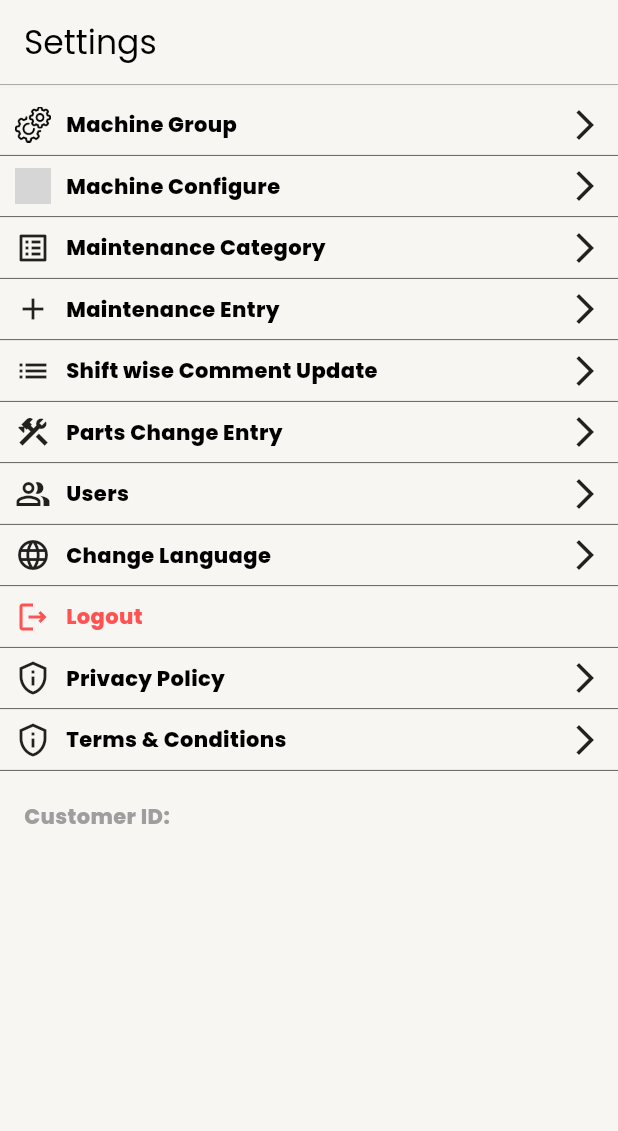
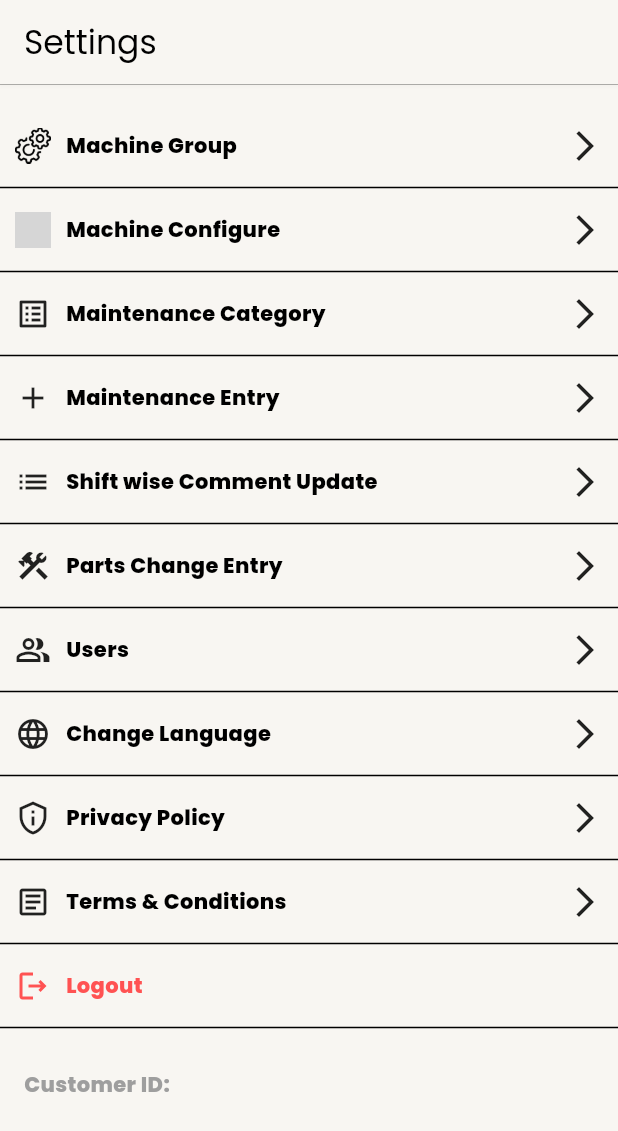
Before and after one commit to ParthDhankecha/trackweaving-app, a Flutter app: the SettingsScreen screen opened directly, on a phone screen of 412 x 824 dp. Shown: the top 1131 px of the screen. Run offline on Flutter 3.47's test engine with Material 3 defaults, Android fonts, the phone set to English and light mode, and no system bars; our stand-ins replace animated_toggle_switch, firebase_core, firebase_messaging, flutter_local_notifications, flutter_svg, get and 7 more; missing offline and left inert: blinker; accounts and stored records are empty; network calls fail; project files that could hold a hidden picture were left out; grey boxes are pictures that could not be loaded.

Commit message:
settings page back to normal

```diff
--- a/lib/screens/settings_screen/settings_screen.dart
+++ b/lib/screens/settings_screen/settings_screen.dart
@@ -12,6 +12,7 @@ import 'package:trackweaving/screens/settings_screen/users/user_list_screen.dart
 import 'package:trackweaving/screens/settings_screen/widgets/language_bottom_sheet.dart';
 import 'package:trackweaving/screens/settings_screen/widgets/logout_dialog.dart';
 import 'package:trackweaving/utils/app_colors.dart';
+import 'package:trackweaving/utils/app_const.dart';
 import 'package:trackweaving/utils/app_images.dart';
 import 'package:get/get.dart';
 
@@ -37,51 +38,51 @@ class _SettingsScreenState extends State<SettingsScreen> {
         child: Column(
           children: [
             Divider(height: 1, thickness: 0.2),
-            SizedBox(height: 6),
+            SizedBox(height: 20),
             _settingsRow(
               title: 'machine_group',
               image: AppImages.imgSettings,
               onTap: () => Get.to(() => MachineGroupScreen()),
             ),
-            Divider(height: 1, thickness: 0.4),
+            Divider(),
             _settingsRow(
               title: 'machine_configure',
               image: AppImages.imgSettings1,
               onTap: () => Get.to(() => MachineConfigurationScreen()),
             ),
-            Divider(height: 1, thickness: 0.4),
+            Divider(),
             _settingsRow(
               title: 'maintenance_category',
               icon: Icons.list_alt_outlined,
               onTap: () => Get.to(() => MaintenanceCategoryScreen()),
             ),
-            Divider(height: 1, thickness: 0.4),
+            Divider(),
             _settingsRow(
               title: 'maintenance_entry',
               icon: Icons.add,
               onTap: () => Get.to(() => MaintenanceEntryScreen()),
             ),
-            Divider(height: 1, thickness: 0.4),
+            Divider(),
             _settingsRow(
               title: 'shift_wise_comment_update',
               icon: Icons.list,
               onTap: () => Get.to(() => ShiftComments()),
             ),
 
-            Divider(height: 1, thickness: 0.4),
+            Divider(),
 
             _settingsRow(
               title: 'parts_change_entry',
               icon: Icons.construction_outlined,
               onTap: () => Get.to(() => MachinePartsScreen()),
             ),
-            Divider(height: 1, thickness: 0.4),
+            Divider(),
             _settingsRow(
               title: 'users',
               icon: Icons.people_alt_outlined,
               onTap: () => Get.to(() => UserListScreen()),
             ),
-            Divider(height: 1, thickness: 0.4),
+            Divider(),
 
             _settingsRow(
               title: 'language_change',
@@ -93,7 +94,23 @@ class _SettingsScreenState extends State<SettingsScreen> {
               },
               icon: Icons.language_outlined,
             ),
-            Divider(height: 1, thickness: 0.4),
+            Divider(),
+            _settingsRow(
+              title: 'privacy_policy',
+              icon: Icons.privacy_tip_outlined,
+              onTap: () {
+                openUrl(AppConst.privacyPolicyUrl);
+              },
+            ),
+            Divider(),
+            _settingsRow(
+              title: 'terms_conditions',
+              icon: Icons.article_outlined,
+              onTap: () {
+                openUrl(AppConst.termsConditionsUrl);
+              },
+            ),
+            Divider(),
             _settingsRow(
               icon: Icons.logout_outlined,
               iconColor: AppColors.errorColor,
@@ -101,23 +118,7 @@ class _SettingsScreenState extends State<SettingsScreen> {
               showArrow: false,
               onTap: () => Get.dialog(LogoutDialog()),
             ),
-            Divider(height: 1, thickness: 0.4),
-            _settingsRow(
-              title: 'privacy_policy',
-              onTap: () {
-                openUrl('https://trackweaving.com/privacy-policy');
-              },
-              icon: Icons.privacy_tip_outlined,
-            ),
-            Divider(height: 1, thickness: 0.4),
-            _settingsRow(
-              title: 'terms_conditions',
-              onTap: () {
-                openUrl('https://trackweaving.com/terms-and-conditions');
-              },
-              icon: Icons.privacy_tip_outlined,
-            ),
-            Divider(height: 1, thickness: 0.4),
+            Divider(),
             SizedBox(height: 20),
             Row(
               mainAxisAlignment: MainAxisAlignment.start,
--- a/lib/utils/app_const.dart
+++ b/lib/utils/app_const.dart
@@ -45,6 +45,11 @@ class AppConst {
   //notifications
   static String notifications = 'device/notifications';
 
+  static String privacyPolicyUrl = 'https://trackweaving.com/privacy-policy';
+
+  static String termsConditionsUrl =
+      'https://trackweaving.com/terms-and-condition';
+
   static String getUrl(String api, {String host = 'trackweaving.com'}) =>
       'https://$host/api/v1/$api';
 
```
